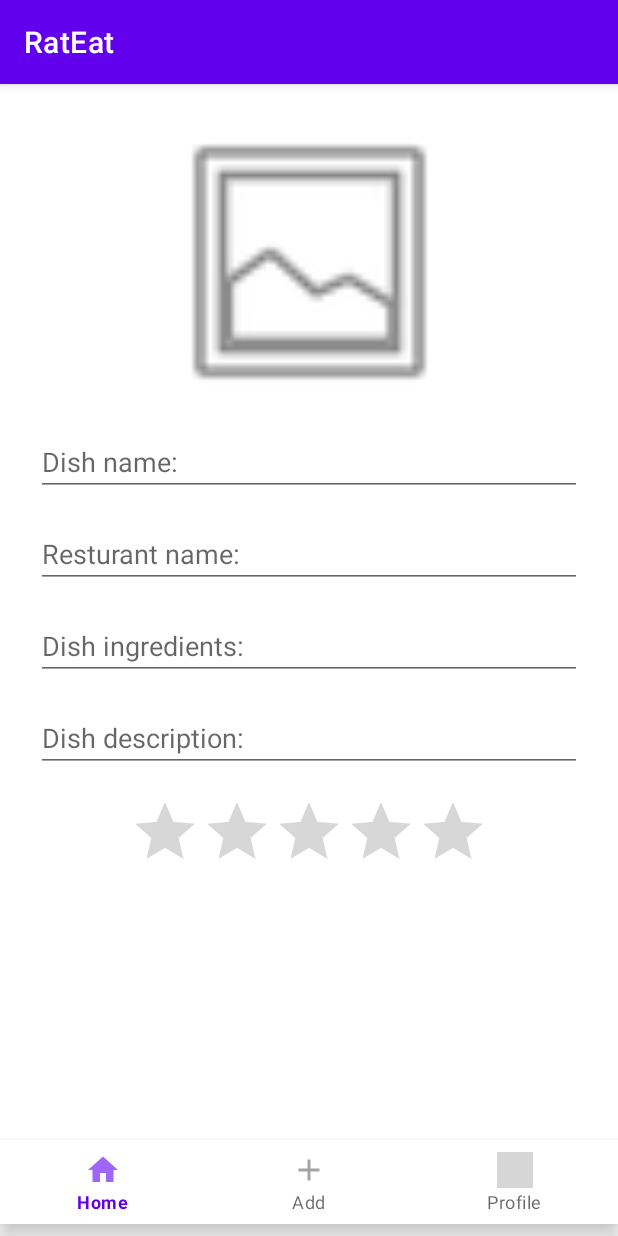
After one commit to adiHahamov/RatEat, an Android app: the fragment DishDetailsFragment placed in its activity, on a phone screen of 412 x 824 dp. The commit adds this screen. Run offline under Robolectric (Android 15) with nearby library versions, the phone set to English and light mode, and no system bars; our stand-ins replace navigation-ui; 1 statement that could not run was skipped; grey boxes are pictures that could not be loaded.

Commit message:
parameter passing trial

```diff
--- /dev/null
+++ b/app/src/main/java/com/adiandnoy/RatEat/Fragments/DishDetailsFragment.java
@@ -0,0 +1,33 @@
+package com.adiandnoy.RatEat.Fragments;
+
+import android.net.Uri;
+import android.os.Bundle;
+
+import androidx.fragment.app.Fragment;
+
+import android.util.Log;
+import android.view.LayoutInflater;
+import android.view.View;
+import android.view.ViewGroup;
+import android.widget.Button;
+import android.widget.ImageView;
+
+import com.adiandnoy.RatEat.R;
+
+public class DishDetailsFragment extends Fragment {
+
+    @Override
+    public View onCreateView(LayoutInflater inflater, ViewGroup container,
+                             Bundle savedInstanceState) {
+        // Inflate the layout for this fragment
+        String imgUrl = DishDetailsFragmentArgs.fromBundle(getArguments()).getDishImgUrl();
+        View view = inflater.inflate(R.layout.fragment_dish_details, container, false);
+
+        Log.d("TAG", imgUrl);
+
+//        ImageView dishImage = view.findViewById(R.id.dish_img);
+//        Uri convImgUri = Uri.parse(imgUrl);
+//        dishImage.setImageURI(convImgUri);
+        return view;
+    }
+}
--- a/app/src/main/java/com/adiandnoy/RatEat/Fragments/DishesListFragment.java
+++ b/app/src/main/java/com/adiandnoy/RatEat/Fragments/DishesListFragment.java
@@ -4,8 +4,11 @@
 import android.view.LayoutInflater;
 import android.view.View;
 import android.view.ViewGroup;
+import android.widget.AdapterView;
+import android.widget.ImageView;
 
 import androidx.fragment.app.Fragment;
+import androidx.navigation.Navigation;
 import androidx.recyclerview.widget.LinearLayoutManager;
 import androidx.recyclerview.widget.RecyclerView;
 
@@ -18,6 +21,7 @@
 
 public class DishesListFragment extends Fragment {
     List<Dish> dishList;
+
     @Override
     public View onCreateView(LayoutInflater inflater, ViewGroup container,
                              Bundle savedInstanceState) {
@@ -38,6 +42,12 @@
                     DishAdapter adapter = new DishAdapter(getLayoutInflater());
                     adapter.data = data;
                     rv.setAdapter(adapter);
+                    adapter.setOnClickListener(new DishAdapter.OnItemClickListener() {
+                        @Override
+                        public void onItemClick(int position) {
+                            DishesListFragmentDirections.actionDishListFragmentToDishDetailsFragment("noy");
+                           Navigation.findNavController(view).navigate(R.id.action_DishListFragment_to_dishDetailsFragment);                        }
+                    });
 //                }
             }
         });
--- /dev/null
+++ b/app/src/main/res/layout/fragment_dish_details.xml
@@ -0,0 +1,107 @@
+<?xml version="1.0" encoding="utf-8"?>
+<androidx.constraintlayout.widget.ConstraintLayout xmlns:android="http://schemas.android.com/apk/res/android"
+    xmlns:app="http://schemas.android.com/apk/res-auto"
+    xmlns:tools="http://schemas.android.com/tools"
+    android:layout_width="match_parent"
+    android:layout_height="match_parent"
+    android:background="#FFFFFF"
+    tools:context=".Fragments.AddDishFragment">
+
+    <!-- TODO: Update blank fragment layout -->
+
+    <ImageView
+        android:id="@+id/dish_img"
+        android:layout_width="235dp"
+        android:layout_height="205dp"
+        android:layout_marginTop="16dp"
+        android:layout_marginBottom="8dp"
+        android:src="@android:drawable/ic_menu_gallery"
+        app:layout_constraintBottom_toTopOf="@+id/dish_name"
+        app:layout_constraintEnd_toEndOf="parent"
+        app:layout_constraintStart_toStartOf="parent"
+        app:layout_constraintTop_toTopOf="parent"
+        app:layout_constraintVertical_bias="0.0" />
+
+    <com.google.android.material.textfield.TextInputEditText
+        android:id="@+id/dish_ingredient"
+        android:layout_width="match_parent"
+        android:layout_height="wrap_content"
+        android:layout_marginStart="24dp"
+        android:layout_marginTop="16dp"
+        android:layout_marginEnd="24dp"
+        android:editable="false"
+        android:focusableInTouchMode="false"
+        android:hint="Dish ingredients:"
+        app:layout_constraintEnd_toEndOf="parent"
+        app:layout_constraintEnd_toStartOf="@+id/dish_name"
+        app:layout_constraintHorizontal_bias="0.958"
+        app:layout_constraintStart_toStartOf="parent"
+        app:layout_constraintTop_toBottomOf="@+id/resturant_name" />
+
+    <com.google.android.material.textfield.TextInputEditText
+        android:id="@+id/resturant_name"
+        android:layout_width="match_parent"
+        android:layout_height="wrap_content"
+        android:layout_marginStart="24dp"
+        android:layout_marginTop="16dp"
+        android:layout_marginEnd="24dp"
+        android:editable="false"
+        android:focusableInTouchMode="false"
+        android:hint="Resturant name:"
+        android:singleLine="true"
+        app:layout_constraintEnd_toEndOf="parent"
+        app:layout_constraintEnd_toStartOf="@+id/dish_description"
+        app:layout_constraintHorizontal_bias="0.963"
+        app:layout_constraintStart_toEndOf="@+id/dish_name"
+        app:layout_constraintStart_toStartOf="parent"
+        app:layout_constraintTop_toBottomOf="@+id/dish_name" />
+
+    <com.google.android.material.textfield.TextInputEditText
+        android:id="@+id/dish_description"
+        android:layout_width="match_parent"
+        android:layout_height="wrap_content"
+        android:layout_marginStart="24dp"
+        android:layout_marginTop="16dp"
+        android:layout_marginEnd="24dp"
+        android:editable="false"
+        android:focusable="auto"
+        android:focusableInTouchMode="false"
+        android:hint="Dish description:"
+        app:layout_constraintEnd_toEndOf="parent"
+        app:layout_constraintHorizontal_bias="1.0"
+        app:layout_constraintStart_toEndOf="@+id/resturant_name"
+        app:layout_constraintStart_toStartOf="parent"
+        app:layout_constraintTop_toBottomOf="@+id/dish_ingredient" />
+
+    <com.google.android.material.textfield.TextInputEditText
+        android:id="@+id/dish_name"
+        android:layout_width="match_parent"
+        android:layout_height="wrap_content"
+        android:layout_marginStart="24dp"
+        android:layout_marginTop="8dp"
+        android:layout_marginEnd="24dp"
+        android:editable="false"
+        android:hint="Dish name:"
+        android:selectAllOnFocus="false"
+        android:singleLine="true"
+        app:layout_constraintEnd_toEndOf="parent"
+        app:layout_constraintEnd_toStartOf="@+id/resturant_name"
+        app:layout_constraintHorizontal_bias="0.944"
+        app:layout_constraintStart_toEndOf="@+id/dish_ingredient"
+        app:layout_constraintStart_toStartOf="parent"
+        app:layout_constraintTop_toBottomOf="@+id/dish_img" />
+
+    <RatingBar
+        android:id="@+id/ratingBar"
+        android:layout_width="wrap_content"
+        android:layout_height="wrap_content"
+        android:layout_marginStart="162dp"
+        android:layout_marginTop="16dp"
+        android:layout_marginEnd="162dp"
+        android:isIndicator="true"
+        app:layout_constraintEnd_toEndOf="parent"
+        app:layout_constraintHorizontal_bias="0.503"
+        app:layout_constraintStart_toStartOf="parent"
+        app:layout_constraintTop_toBottomOf="@+id/dish_description" />
+
+</androidx.constraintlayout.widget.ConstraintLayout>
--- a/app/src/main/res/layout/fragment_dishes_list.xml
+++ b/app/src/main/res/layout/fragment_dishes_list.xml
@@ -14,5 +14,7 @@
         android:id="@+id/studentlistfrag_list"
         android:layout_width="match_parent"
         android:layout_height="match_parent"
-        android:background="#FFFFFF" />
+        android:background="#FFFFFF"
+        tools:layout_editor_absoluteX="0dp"
+        tools:layout_editor_absoluteY="0dp" />
 </androidx.constraintlayout.widget.ConstraintLayout>
--- a/app/src/main/res/layout/list_row.xml
+++ b/app/src/main/res/layout/list_row.xml
@@ -29,7 +29,7 @@
         app:layout_constraintHorizontal_bias="0.496"
         app:layout_constraintStart_toStartOf="parent"
         app:layout_constraintTop_toTopOf="parent"
-        app:srcCompat="@drawable/ic_launcher_foreground" />
+        app:srcCompat="@drawable/pizza" />
 
     <RatingBar
         android:id="@+id/ratingBar"
--- a/app/src/main/res/navigation/nav_graph.xml
+++ b/app/src/main/res/navigation/nav_graph.xml
@@ -26,7 +26,11 @@
         android:id="@+id/studentListFragment"
         android:name="com.adiandnoy.RatEat.Fragments.DishesListFragment"
         android:label="dishes list"
-        tools:layout="@layout/fragment_dishes_list" />
+        tools:layout="@layout/fragment_dishes_list" >
+        <action
+            android:id="@+id/action_DishListFragment_to_dishDetailsFragment"
+            app:destination="@id/dishDetailsFragment" />
+    </fragment>
     <fragment
         android:id="@+id/studentInfoFragment"
         android:name="com.adiandnoy.RatEat.Fragments.ProfileFragment"
@@ -51,4 +55,12 @@
         android:name="com.adiandnoy.RatEat.Fragments.RegisterFragment"
         android:label="fragment_register"
         tools:layout="@layout/fragment_register" />
+    <fragment
+        android:id="@+id/dishDetailsFragment"
+        android:name="com.adiandnoy.RatEat.Fragments.DishDetailsFragment"
+        android:label="DishDetailsFragment"
+        tools:layout="@layout/fragment_dish_details">
+        <argument android:name="dishImgUrl"
+            app:argType="string" />
+    </fragment>
 </navigation>
```
